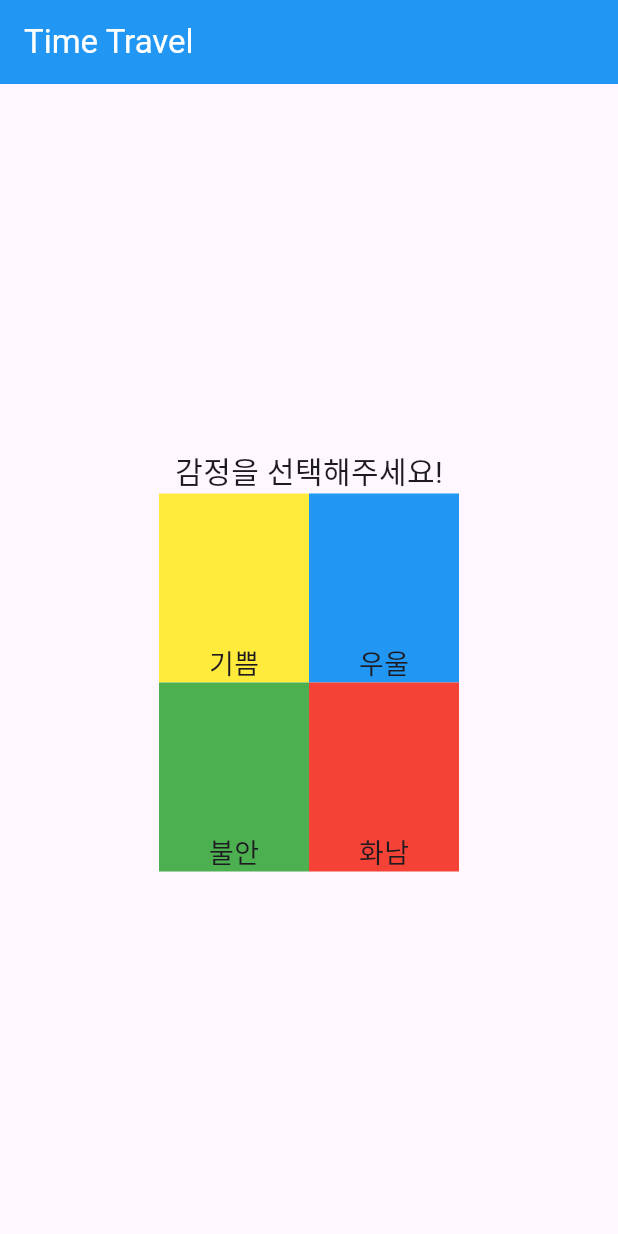
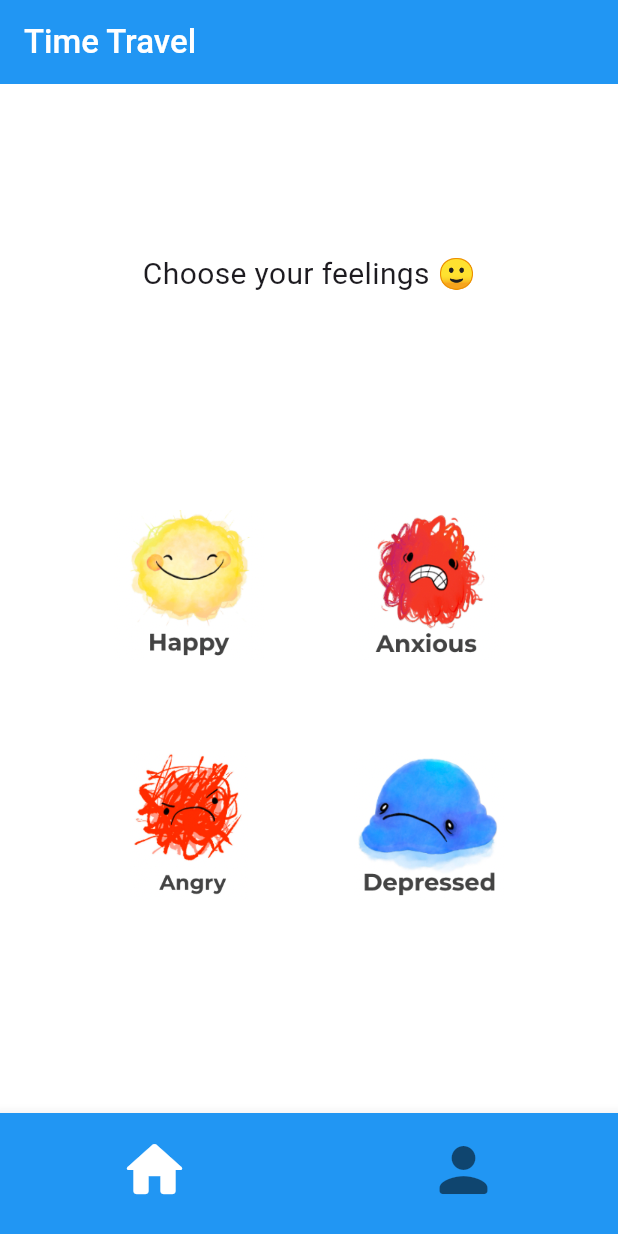
Before and after one commit to Time-Travel-Partition/emotion_chat, a Flutter app: the screen it shows after launch, on a phone screen of 412 x 824 dp. Run offline on Flutter 3.47's test engine with Material 3 defaults, Android fonts, the phone set to English and light mode, and no system bars; our stand-ins replace cloud_firestore, firebase_core; accounts and stored records are empty.

Commit message:
✨ feat: 감정 선택 화면 구현

```diff
--- a/lib/main.dart
+++ b/lib/main.dart
@@ -31,31 +31,76 @@ class App extends StatelessWidget {
   Widget build(BuildContext context) {
     return MaterialApp(
       home: Scaffold(
+        backgroundColor: Colors.white,
         appBar: AppBar(
-          title: const Text('Time Travel'),
+          title: const Text(
+            'Time Travel',
+            style: TextStyle(
+              fontWeight: FontWeight.w500,
+            ),
+          ),
           foregroundColor: Colors.white,
           backgroundColor: Colors.blue,
         ),
-        body: const Column(
-          mainAxisAlignment: MainAxisAlignment.center,
+        body: Column(
+          mainAxisAlignment: MainAxisAlignment.spaceBetween,
           children: [
-            Text(
-              '감정을 선택해주세요!',
-              style: TextStyle(fontSize: 20),
+            const SizedBox(
+              height: 0, // 여백을 위해 임시 삽입
             ),
-            Row(
-              mainAxisAlignment: MainAxisAlignment.center,
+            const Text(
+              'Choose your feelings 🙂',
+              style: TextStyle(
+                fontSize: 20,
+              ),
+            ),
+            Column(
               children: [
-                EmotionButton(text: '기쁨', color: Colors.yellow),
-                EmotionButton(text: '우울', color: Colors.blue),
+                Row(
+                  mainAxisAlignment: MainAxisAlignment.center,
+                  children: [
+                    EmotionButton(
+                      image: Image.asset('images/happy.png'),
+                    ),
+                    EmotionButton(
+                      image: Image.asset('images/anxious.png'),
+                    ),
+                  ],
+                ),
+                Row(
+                  mainAxisAlignment: MainAxisAlignment.center,
+                  children: [
+                    EmotionButton(
+                      image: Image.asset('images/angry.png'),
+                    ),
+                    EmotionButton(
+                      image: Image.asset('images/depressed.png'),
+                    ),
+                  ],
+                ),
               ],
             ),
-            Row(
-              mainAxisAlignment: MainAxisAlignment.center,
-              children: [
-                EmotionButton(text: '불안', color: Colors.green),
-                EmotionButton(text: '화남', color: Colors.red),
+            BottomNavigationBar(
+              items: const <BottomNavigationBarItem>[
+                BottomNavigationBarItem(
+                  icon: Icon(
+                    Icons.home_rounded,
+                    size: 48,
+                  ),
+                  label: 'Home',
+                ),
+                BottomNavigationBarItem(
+                  icon: Icon(
+                    Icons.person_rounded,
+                    size: 48,
+                  ),
+                  label: 'Profile',
+                ),
               ],
+              backgroundColor: Colors.blue,
+              selectedItemColor: Colors.white,
+              showSelectedLabels: false,
+              showUnselectedLabels: false,
             ),
           ],
         ),
--- a/lib/widgets/emotion_button.dart
+++ b/lib/widgets/emotion_button.dart
@@ -1,29 +1,22 @@
 import 'package:flutter/material.dart';
 
 class EmotionButton extends StatelessWidget {
-  final String text;
-  final Color color;
+  final Image image;
 
   const EmotionButton({
     super.key,
-    required this.text,
-    required this.color,
+    required this.image,
   });
 
   @override
   Widget build(BuildContext context) {
     return Container(
-      color: color,
-      child: Column(children: [
-        const SizedBox(
-          height: 100,
-          width: 100,
-        ),
-        Text(
-          text,
-          style: const TextStyle(fontSize: 18),
-        ),
-      ]),
+      margin: const EdgeInsets.all(30),
+      child: SizedBox(
+        height: 100,
+        width: 100,
+        child: image,
+      ),
     );
   }
 }
```
Also changed, not shown: pubspec.yaml (+5 -3 lines), images/angry.png (added), images/anxious.png (added), images/depressed.png (added), images/happy.png (added).
